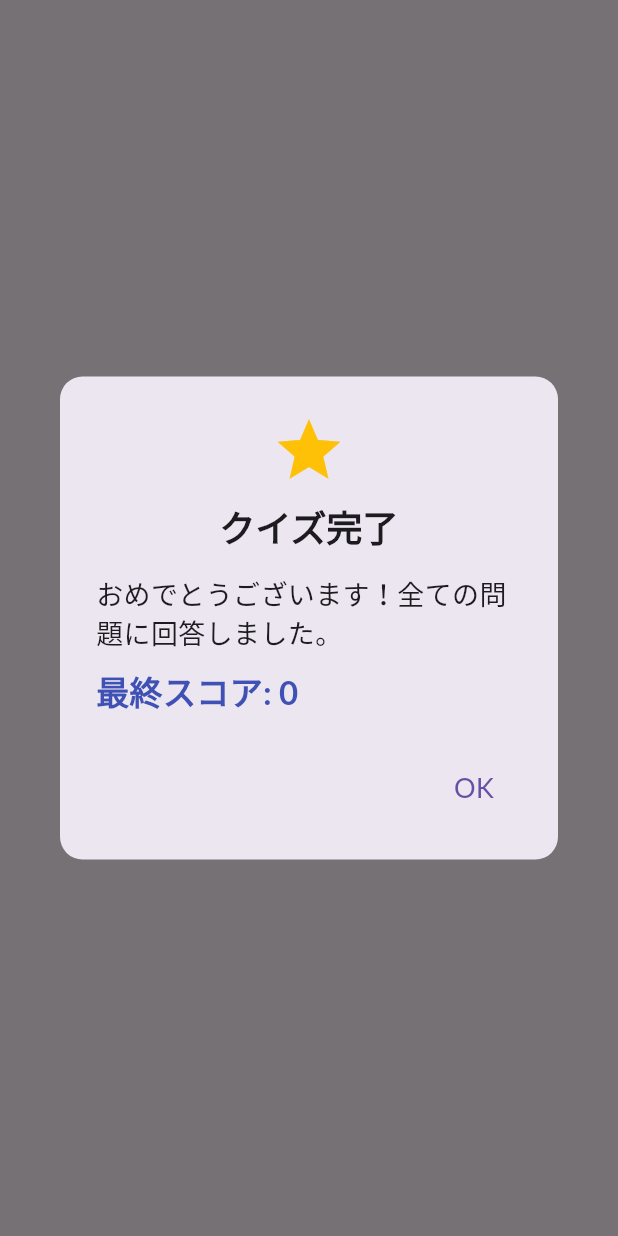
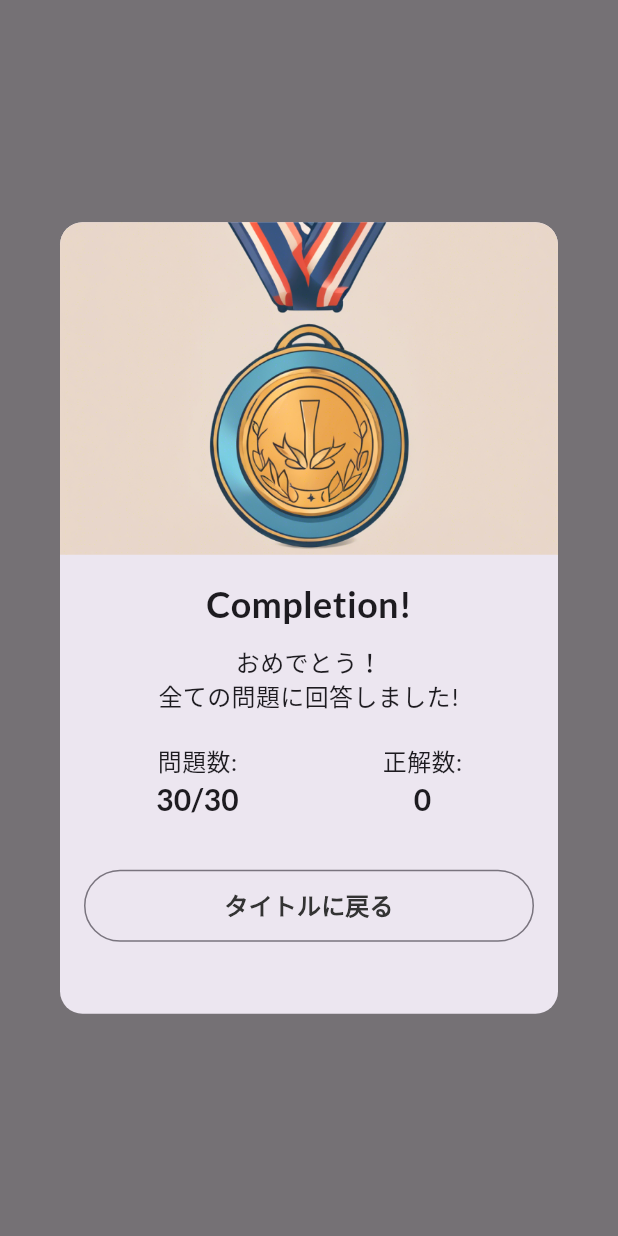
Before and after one commit to kotaroyamazaki/generatoin_quiz_app, a Flutter app: what showCompletionDialog() shows on an empty page, opened directly with empty values, on a phone screen of 412 x 824 dp. Run offline on Flutter 3.47's test engine with Material 3 defaults, Android fonts, the light colour scheme and no system bars; our stand-ins replace audioplayers, cloud_firestore, firebase_core, flutter_riverpod, google_fonts, google_mobile_ads and 1 more; accounts and stored records are empty; network calls fail.

Commit message:
comp dialog

```diff
--- a/lib/screens/quiz_screen.dart
+++ b/lib/screens/quiz_screen.dart
@@ -74,8 +74,9 @@ class QuizScreenState extends ConsumerState<QuizDetailScreen> {
         if (_lives <= 0) {
           player.play(AssetSource('sounds/gameover.mp3'));
           showGameOverDialog(
-            context, _score, _currentQuizIndex + 1,
-//          onRetry
+            context,
+            _score,
+            _currentQuizIndex + 1,
             () {
               setState(() {
                 _currentQuizIndex = 0;
--- a/lib/widgets/conpleteion_dialog.dart
+++ b/lib/widgets/conpleteion_dialog.dart
@@ -1,49 +1,106 @@
+import 'dart:math';
 import 'package:flutter/material.dart';
+import 'package:generation_quiz_app/models/constants.dart';
+import 'package:generation_quiz_app/widgets/button.dart';
 
 void showCompletionDialog(BuildContext context, int score) {
+  // completion の画像のパスは３種類の中からランダムで表示する
+  final randomImageIndex = Random().nextInt(3) + 1;
+  final completionImagePath = 'assets/images/completion_$randomImageIndex.png';
+
   showDialog(
     context: context,
+    barrierDismissible: false, // ダイアログ外をタップしても閉じないようにする
     builder: (context) => AlertDialog(
       shape: RoundedRectangleBorder(
         borderRadius: BorderRadius.circular(15.0),
       ),
-      title: const Column(
+      titlePadding: EdgeInsets.zero,
+      contentPadding: EdgeInsets.zero,
+      content: Column(
+        mainAxisSize: MainAxisSize.min,
         children: [
-          Icon(Icons.star, color: Colors.amber, size: 50),
-          SizedBox(height: 10),
+          Stack(
+            alignment: Alignment.topRight,
+            children: [
+              Column(
+                children: [
+                  ClipRRect(
+                    borderRadius:
+                        const BorderRadius.vertical(top: Radius.circular(15)),
+                    child: Image.asset(
+                      completionImagePath, // ここに画像のパスを指定します
+                      fit: BoxFit.cover,
+                    ),
+                  ),
+                  Padding(
+                    padding: const EdgeInsets.all(16.0),
+                    child: Column(
+                      children: [
+                        const Text(
+                          'Completion!',
+                          style: TextStyle(
+                              fontSize: 24, fontWeight: FontWeight.bold),
+                        ),
+                        const SizedBox(height: 10),
+                        const Text(
+                          'おめでとう！\n全ての問題に回答しました!',
+                          style: TextStyle(fontSize: 16),
+                          textAlign: TextAlign.center,
+                        ),
+                        const SizedBox(height: 20),
+                        Row(
+                          mainAxisAlignment: MainAxisAlignment.spaceAround,
+                          children: [
+                            const Column(
+                              children: [
                                 Text(
-            'クイズ完了',
-            style: TextStyle(fontSize: 24, fontWeight: FontWeight.bold),
+                                  '問題数:',
+                                  style: TextStyle(fontSize: 16),
+                                ),
+                                Text(
+                                  '$maxQuizNum/$maxQuizNum',
+                                  style: TextStyle(
+                                      fontSize: 20,
+                                      fontWeight: FontWeight.bold),
                                 ),
                               ],
                             ),
-      content: Column(
-        mainAxisSize: MainAxisSize.min,
-        crossAxisAlignment: CrossAxisAlignment.start,
+                            Column(
                               children: [
                                 const Text(
-            'おめでとうございます！全ての問題に回答しました。',
-            style: TextStyle(fontSize: 18),
+                                  '正解数:',
+                                  style: TextStyle(fontSize: 16),
                                 ),
-          const SizedBox(height: 10),
                                 Text(
-            '最終スコア: $score',
+                                  '$score',
                                   style: const TextStyle(
-                fontSize: 22,
-                fontWeight: FontWeight.bold,
-                color: Colors.indigo),
+                                      fontSize: 20,
+                                      fontWeight: FontWeight.bold),
                                 ),
                               ],
                             ),
-      actions: [
-        TextButton(
+                          ],
+                        ),
+                        const SizedBox(height: 32),
+                        CustomButton(
+                          text: 'タイトルに戻る',
                           onPressed: () {
-            Navigator.of(context).pop();
-            Navigator.of(context).pop();
+                            Navigator.of(context).pop(); // ダイアログを閉じる
+                            Navigator.of(context).pop(); // タイトルに戻る
                           },
-          child: const Text('OK', style: TextStyle(fontSize: 18)),
+                          isOutline: true,
+                        ),
+                        const SizedBox(height: 32),
+                      ],
+                    ),
                   ),
                 ],
               ),
+            ],
+          ),
+        ],
+      ),
+    ),
   );
 }
--- a/pubspec.yaml
+++ b/pubspec.yaml
@@ -39,3 +39,6 @@ flutter:
     - assets/images/game_over_1.png
     - assets/images/game_over_2.png
     - assets/images/game_over_3.png
+    - assets/images/completion_1.png
+    - assets/images/completion_2.png
+    - assets/images/completion_3.png
```
Also changed, not shown: lib/widgets/game_over_dialog.dart (+0 -23 lines), assets/images/completion_1.png (added), assets/images/completion_2.png (added), assets/images/completion_3.png (added). Lines whose indentation alone changed are shown as unchanged.
